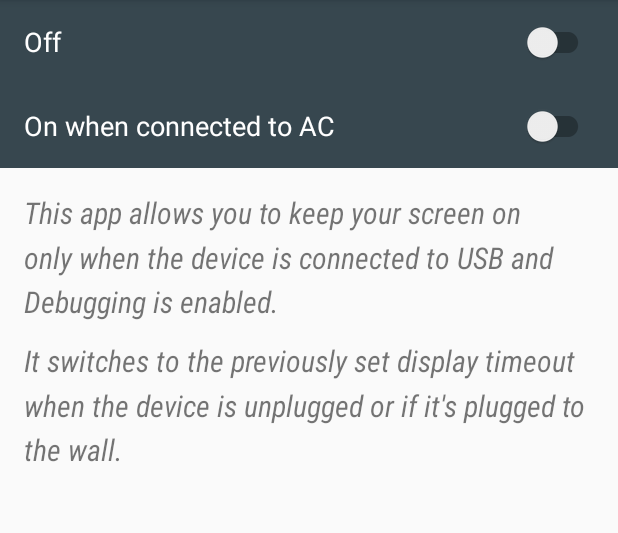
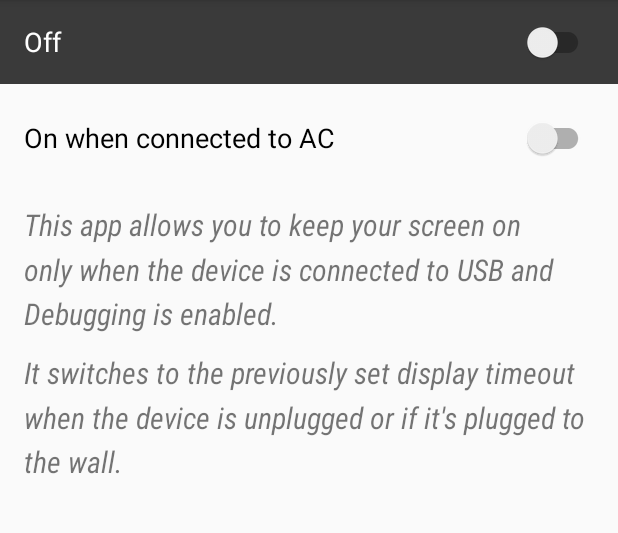
Before and after one commit to AfzalivE/AwakeDebug, an Android app: the screen it shows after launch (MainActivity), on a phone screen of 412 x 824 dp, the part 84-617 px from its top. Run offline under Robolectric (Android 15) with nearby library versions, the phone set to English and light mode, and no system bars; our stand-ins replace Timber; libraries missing offline, so code that uses them is left out: com.crashlytics.android, io.fabric.sdk; 3 statements that could not run were skipped.

Commit message:
Switch and toolbar colors to match Settings

```diff
--- a/app/build.gradle
+++ b/app/build.gradle
@@ -9,11 +9,11 @@ repositories {
 
 android {
     compileSdkVersion 25
-    buildToolsVersion '25.0.0'
+    buildToolsVersion '25.0.3'
 
     defaultConfig {
         minSdkVersion 14
-        targetSdkVersion 23
+        targetSdkVersion 25
         versionCode 4
         versionName "1.3"
     }
--- a/app/src/main/res/layout/activity_main.xml
+++ b/app/src/main/res/layout/activity_main.xml
@@ -1,6 +1,6 @@
 <LinearLayout xmlns:android="http://schemas.android.com/apk/res/android"
+    xmlns:app="http://schemas.android.com/apk/res-auto"
     xmlns:tools="http://schemas.android.com/tools"
-              xmlns:app="http://schemas.android.com/apk/res-auto"
     android:layout_width="match_parent"
     android:layout_height="match_parent"
     android:orientation="vertical"
@@ -8,74 +8,66 @@
 
     <android.support.design.widget.AppBarLayout
         android:layout_width="match_parent"
-        android:layout_height="wrap_content"
-        android:theme="@style/ThemeOverlay.AppCompat.Dark.ActionBar"
-        app:popupTheme="@style/ThemeOverlay.AppCompat.Light">
+        android:layout_height="wrap_content">
 
         <android.support.v7.widget.Toolbar
+            android:layout_width="match_parent"
             android:layout_height="wrap_content"
-            android:layout_width="match_parent"
             android:minHeight="?attr/actionBarSize"
-            app:title="@string/app_name"
-            android:background="@color/action_bar"
-            android:theme="@style/ThemeOverlay.AppCompat.Dark.ActionBar"
-            app:popupTheme="@style/ThemeOverlay.AppCompat.Light" />
+            android:theme="@style/DarkToolbar"
+            app:popupTheme="@style/ThemeOverlay.AppCompat.Light"
+            app:title="@string/app_name" />
 
     </android.support.design.widget.AppBarLayout>
-
-    <LinearLayout
-        android:layout_width="match_parent"
-        android:layout_height="wrap_content"
-        android:orientation="vertical"
-        android:background="@color/switch_bar">
-
 
     <android.support.v7.widget.SwitchCompat
         android:id="@+id/toggle"
         android:layout_width="match_parent"
         android:layout_height="@dimen/switch_height"
-            android:textSize="18sp"
+        android:background="@color/switch_bar"
         android:paddingLeft="@dimen/activity_horizontal_margin"
         android:paddingRight="@dimen/activity_horizontal_margin"
+        android:text="On"
         android:textColor="@android:color/white"
-            android:text="On" />
+        android:textSize="18sp"
+        android:theme="@style/SwitchTheme"
+        tools:checked="true" />
 
     <android.support.v7.widget.SwitchCompat
         android:id="@+id/toggle_ac"
         android:layout_width="match_parent"
         android:layout_height="@dimen/switch_height"
-            android:textSize="18sp"
+        android:layout_marginTop="8dp"
         android:paddingLeft="@dimen/activity_horizontal_margin"
         android:paddingRight="@dimen/activity_horizontal_margin"
-            android:textColor="@android:color/white"
-            android:text="@string/on_ac_desc" />
-
-    </LinearLayout>
+        android:text="@string/on_ac_desc"
+        android:textSize="18sp"
+        android:theme="@style/SwitchTheme" />
 
     <TextView
         android:id="@+id/intro_1"
-        android:text="@string/intro_1"
         android:layout_width="wrap_content"
         android:layout_height="wrap_content"
-        android:textSize="20sp"
+        android:fontFamily="sans-serif-condensed"
         android:lineSpacingMultiplier="1.25"
-        android:textStyle="italic"
-        android:fontFamily="sans-serif-condensed"
+        android:paddingBottom="12dp"
         android:paddingLeft="@dimen/activity_horizontal_margin"
         android:paddingRight="@dimen/activity_horizontal_margin"
         android:paddingTop="@dimen/activity_vertical_margin"
-        android:paddingBottom="12dp" />
+        android:text="@string/intro_1"
+        android:textSize="20sp"
+        android:textStyle="italic" />
 
     <TextView
+        android:layout_width="wrap_content"
+        android:layout_height="wrap_content"
+        android:fontFamily="sans-serif-condensed"
+        android:lineSpacingMultiplier="1.25"
+        android:paddingBottom="@dimen/activity_vertical_margin"
         android:paddingLeft="@dimen/activity_horizontal_margin"
         android:paddingRight="@dimen/activity_horizontal_margin"
-        android:paddingBottom="@dimen/activity_vertical_margin"
         android:text="@string/intro_2"
-        android:layout_width="wrap_content"
-        android:layout_height="wrap_content"
         android:textSize="20sp"
-        android:lineSpacingMultiplier="1.25"
-        android:textStyle="italic"
-        android:fontFamily="sans-serif-condensed" />
+        android:textStyle="italic" />
 
 </LinearLayout>
--- a/app/src/main/res/values-v21/styles.xml
+++ b/app/src/main/res/values-v21/styles.xml
@@ -5,6 +5,13 @@
         <!-- Customize your theme here. -->
         <item name="android:statusBarColor">@color/status_bar</item>
         <item name="android:colorPrimary">@color/status_bar</item>
+        <item name="android:colorAccent">@color/switch_checked</item>
+    </style>
+
+    <style name="SwitchTheme" parent="Base.Widget.AppCompat.CompoundButton.Switch">
+        <item name="android:background">@color/switch_bar</item>
+        <item name="android:colorControlNormal">@color/switch_unchecked</item>
+        <item name="colorControlActivated">@color/switch_checked</item>
     </style>
 
 </resources>
--- a/app/src/main/res/values/colors.xml
+++ b/app/src/main/res/values/colors.xml
@@ -1,6 +1,8 @@
 <?xml version="1.0" encoding="utf-8"?>
 <resources>
-    <color name="action_bar">#263238</color>
-    <color name="switch_bar">#37474f</color>
+    <color name="action_bar">#2D2D2D</color>
+    <color name="switch_bar">#3A3A3A</color>
     <color name="status_bar">#21272c</color>
+    <color name="switch_checked">#5C94F1</color>
+    <color name="switch_unchecked">#B9B9B9</color>
 </resources>
--- a/app/src/main/res/values/styles.xml
+++ b/app/src/main/res/values/styles.xml
@@ -5,4 +5,11 @@
         <!-- Customize your theme here. -->
     </style>
 
+    <style name="DarkToolbar" parent="ThemeOverlay.AppCompat.Dark.ActionBar">
+        <item name="android:background">@color/action_bar</item>
+    </style>
+
+    <style name="SwitchTheme" parent="Base.Widget.AppCompat.CompoundButton.Switch">
+        <item name="android:background">@color/switch_bar</item>
+    </style>
 </resources>
```
Lines whose indentation alone changed are shown as unchanged.
